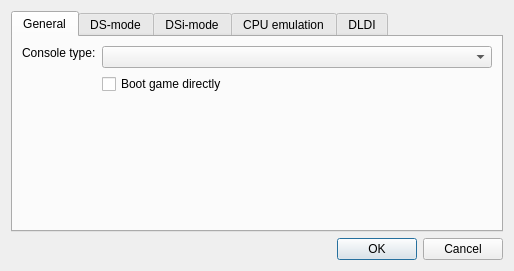
First picture: the form in src/frontend/qt_sdl/EmuSettingsDialog.ui, repository melonDS-emu/melonDS, before the edit.
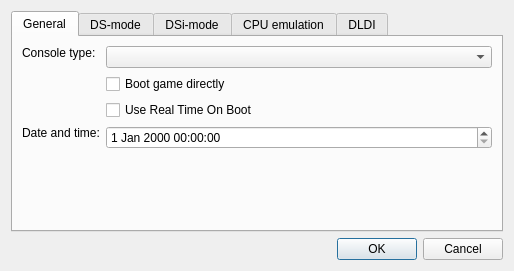
Second picture: the form after the edit. The open tabs and pages were chosen to show the change. Custom widgets are drawn as their Qt base class.

Commit message:
add ability to set time, exposed in qt ui too
This approach differs slightly from Suuper's approach. RTC can be offset by a basetime. basetime = 0 means real time is used on boot, but it can still be changed in the firmware.
The passage of time is ultimately based on real time, although API is set so this real time is frontend defined, so BizHawk can set it to its own RTC implementation.

Patch:
```diff
--- a/src/frontend/qt_sdl/EmuSettingsDialog.ui
+++ b/src/frontend/qt_sdl/EmuSettingsDialog.ui
@@ -56,7 +56,30 @@
          </property>
         </widget>
        </item>
-       <item row="3" column="0">
+       <item row="3" column="1">
+        <widget class="QCheckBox" name="chkUseRealTime">
+         <property name="whatsThis">
+          <string>&lt;html&gt;&lt;head/&gt;&lt;body&gt;&lt;p&gt;If checked, time will start at the host system's date and time. Otherwise, time will start at a user selected date.&lt;/p&gt;&lt;/body&gt;&lt;/html&gt;</string>
+         </property>
+         <property name="text">
+          <string>Use Real Time On Boot</string>
+         </property>
+        </widget>
+       </item>
+       <item row="4" column="1">
+        <widget class="QDateTimeEdit" name="dtmBootTime">
+         <property name="sizePolicy">
+          <sizepolicy hsizetype="MinimumExpanding" vsizetype="Fixed">
+           <horstretch>0</horstretch>
+           <verstretch>0</verstretch>
+          </sizepolicy>
+         </property>
+         <property name="whatsThis">
+          <string>&lt;html&gt;&lt;head/&gt;&lt;body&gt;&lt;p&gt;The date and time to use at initial boot. Ignored if real time is checked.&lt;/p&gt;&lt;/body&gt;&lt;/html&gt;</string>
+         </property>
+        </widget>
+       </item>
+       <item row="5" column="0">
         <spacer name="verticalSpacer_2">
          <property name="orientation">
           <enum>Qt::Vertical</enum>
@@ -82,6 +105,19 @@
          </property>
         </widget>
        </item>
+       <item row="4" column="0">
+        <widget class="QLabel" name="label_12">
+         <property name="sizePolicy">
+          <sizepolicy hsizetype="Preferred" vsizetype="Fixed">
+           <horstretch>0</horstretch>
+           <verstretch>0</verstretch>
+          </sizepolicy>
+         </property>
+         <property name="text">
+          <string>Date and time:</string>
+         </property>
+        </widget>
+       </item>
       </layout>
      </widget>
      <widget class="QWidget" name="tab_2">
```
Left out of the diff: 1 changed line with no effect on the pictures. The commit also changes 6 other files.
